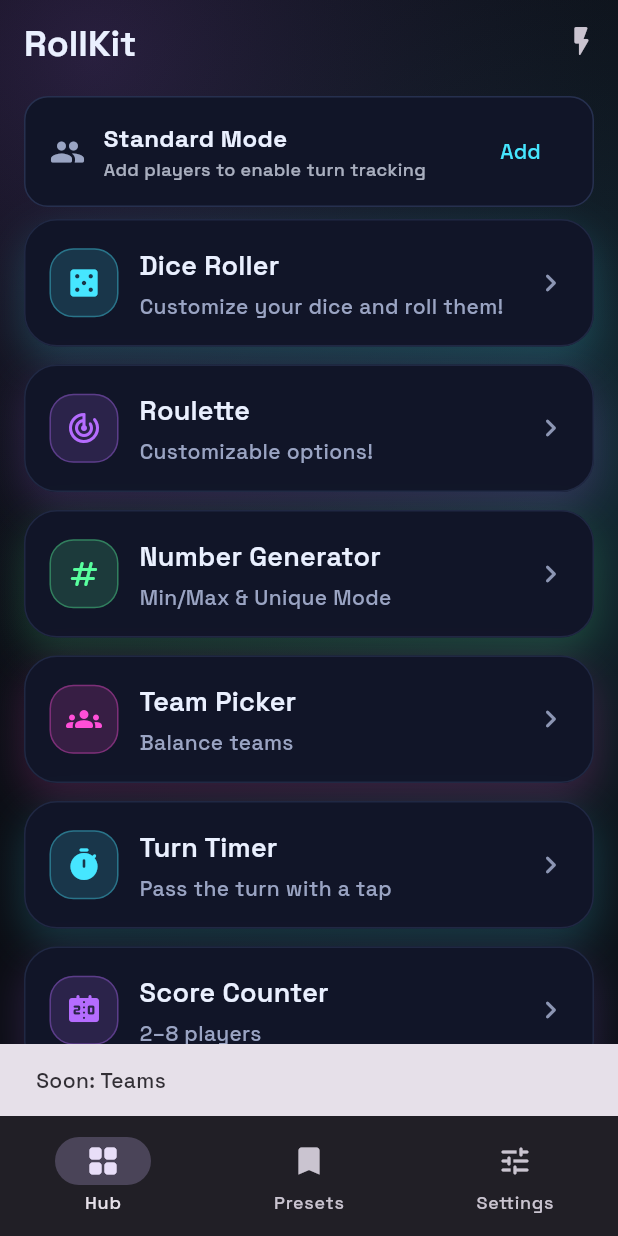
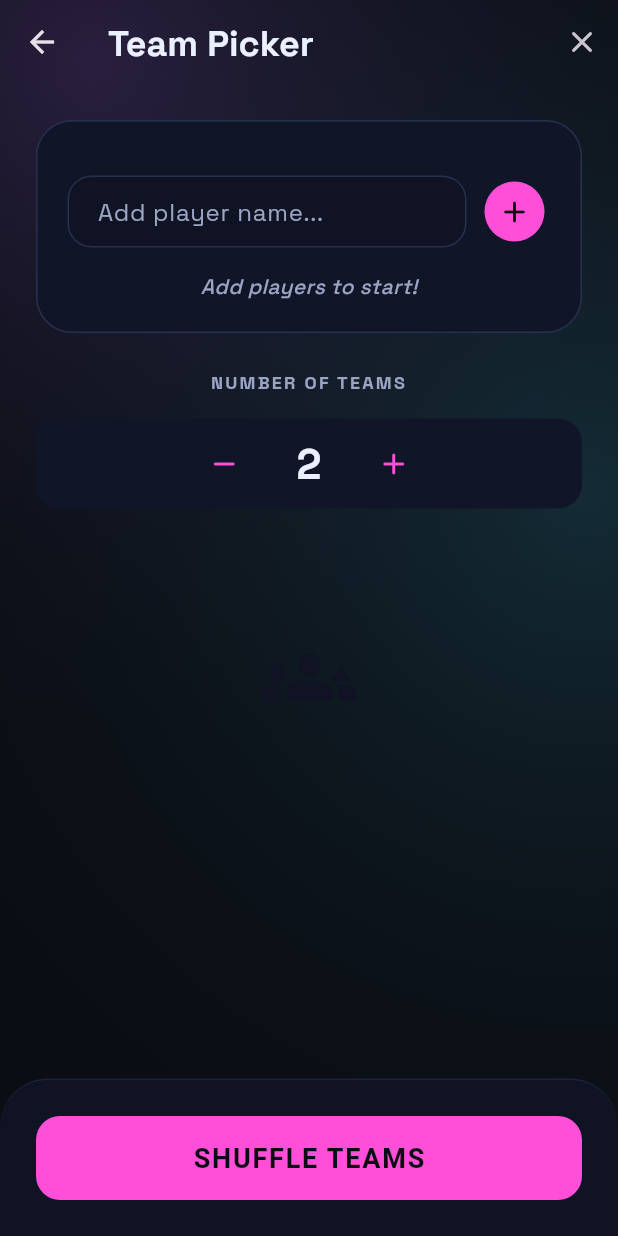
Before and after one commit to Mvrancic/Randomzzz, a Flutter app: the screen it shows after launch, after a tap on "Team Picker", on a phone screen of 412 x 824 dp. Run offline on Flutter 3.47's test engine with Material 3 defaults, Android fonts, the phone set to English and light mode, and no system bars; drawn by our look-alikes of flutter_animate; our stand-ins replace flutter_riverpod, go_router, google_fonts.

Commit message:
Team picker first impl. 2-6 teams, game night players, shuffle

```diff
--- a/rollkit/lib/core/router/app_router.dart
+++ b/rollkit/lib/core/router/app_router.dart
@@ -5,6 +5,7 @@ import '../../features/home/presentation/home_screen.dart';
 import '../../features/presets/presentation/presets_screen.dart';
 import '../../features/roulette/presentation/roulette_screen.dart';
 import '../../features/rng/presentation/rng_screen.dart';
+import '../../features/teams/presentation/team_picker_screen.dart';
 import '../../features/settings/presentation/settings_screen.dart';
 import '../../features/dice/presentation/dice_screen.dart';
 
@@ -40,6 +41,10 @@ class AppRouter {
       GoRoute(
         path: '/rng',
         builder: (context, state) => const RngScreen(),
+      ),
+      GoRoute(
+        path: '/teams',
+        builder: (context, state) => const TeamPickerScreen(),
       ),
     ],
   );
--- a/rollkit/lib/features/home/presentation/home_screen.dart
+++ b/rollkit/lib/features/home/presentation/home_screen.dart
@@ -46,9 +46,7 @@ class HomeScreen extends StatelessWidget {
         subtitle: 'Balance teams',
         accent: AppColors.neonPink,
         onTap: () {
-          ScaffoldMessenger.of(context).showSnackBar(
-            const SnackBar(content: Text('Soon: Teams')),
-          );
+          context.push('/teams');
         },
       ),
       _HubItem(
--- /dev/null
+++ b/rollkit/lib/features/teams/presentation/team_picker_screen.dart
@@ -0,0 +1,326 @@
+import 'package:flutter/material.dart';
+import 'package:flutter_riverpod/flutter_riverpod.dart';
+import 'package:go_router/go_router.dart';
+import '../../../../core/theme/colors.dart';
+import '../../../../shared/widgets/neon_scaffold.dart';
+import '../../players/data/players_controller.dart';
+import '../data/team_picker_controller.dart';
+
+class TeamPickerScreen extends ConsumerStatefulWidget {
+  const TeamPickerScreen({super.key});
+
+  @override
+  ConsumerState<TeamPickerScreen> createState() => _TeamPickerScreenState();
+}
+
+class _TeamPickerScreenState extends ConsumerState<TeamPickerScreen> {
+  final TextEditingController _playerController = TextEditingController();
+
+  @override
+  void dispose() {
+    _playerController.dispose();
+    super.dispose();
+  }
+
+  @override
+  Widget build(BuildContext context) {
+    final state = ref.watch(teamPickerControllerProvider);
+    final controller = ref.read(teamPickerControllerProvider.notifier);
+    final playersState = ref.watch(playersControllerProvider);
+
+    // Auto-reset results if input changes? Maybe not necessary.
+
+    return NeonScaffold(
+      title: 'Team Picker',
+      actions: [
+        IconButton(
+          onPressed: () => context.pop(),
+          icon: const Icon(Icons.close_rounded),
+        ),
+      ],
+      child: Column(
+        children: [
+          Expanded(
+            child: SingleChildScrollView(
+              padding: const EdgeInsets.all(24),
+              child: Column(
+                crossAxisAlignment: CrossAxisAlignment.stretch,
+                children: [
+                   // Input Section
+                  Container(
+                    padding: const EdgeInsets.all(20),
+                    decoration: BoxDecoration(
+                      color: AppColors.panel,
+                      borderRadius: BorderRadius.circular(24),
+                      border: Border.all(color: AppColors.border),
+                    ),
+                    child: Column(
+                      children: [
+                        // Toggle Source
+                         if (playersState.players.isNotEmpty)
+                          Row(
+                            mainAxisAlignment: MainAxisAlignment.spaceBetween,
+                            children: [
+                               const Text(
+                                'Use Game Night Players',
+                                style: TextStyle(fontWeight: FontWeight.bold),
+                              ),
+                               Switch(
+                                value: state.usePlayers,
+                                onChanged: controller.toggleUsePlayers,
+                                activeTrackColor: AppColors.neonPink,
+                                activeThumbColor: AppColors.bg,
+                                inactiveThumbColor: AppColors.textSecondary,
+                                inactiveTrackColor: AppColors.panel2,
+                              ),
+                            ],
+                          ),
+
+                        if (state.usePlayers && playersState.players.isNotEmpty) ...[
+                          const SizedBox(height: 16),
+                          Wrap(
+                            spacing: 8,
+                            runSpacing: 8,
+                            children: playersState.players.map((p) => Chip(
+                              label: Text(p.name),
+                              backgroundColor: AppColors.panel2,
+                              side: BorderSide.none,
+                              labelStyle: const TextStyle(fontSize: 12),
+                            )).toList(),
+                          ),
+                        ] else ...[
+                          // Manual Input
+                          const SizedBox(height: 16),
+                          Row(
+                            children: [
+                              Expanded(
+                                child: TextField(
+                                  controller: _playerController,
+                                  decoration: InputDecoration(
+                                    hintText: 'Add player name...',
+                                    filled: true,
+                                    fillColor: AppColors.panel2,
+                                    border: OutlineInputBorder(
+                                      borderRadius: BorderRadius.circular(12),
+                                      borderSide: BorderSide.none,
+                                    ),
+                                    contentPadding: const EdgeInsets.symmetric(horizontal: 16),
+                                  ),
+                                  onSubmitted: (val) {
+                                    controller.addManualPlayer(val);
+                                    _playerController.clear();
+                                  },
+                                ),
+                              ),
+                              const SizedBox(width: 8),
+                              IconButton.filled(
+                                onPressed: () {
+                                  controller.addManualPlayer(_playerController.text);
+                                  _playerController.clear();
+                                },
+                                icon: const Icon(Icons.add_rounded),
+                                style: IconButton.styleFrom(
+                                  backgroundColor: AppColors.neonPink,
+                                  foregroundColor: AppColors.bg,
+                                ),
+                              ),
+                            ],
+                          ),
+                          const SizedBox(height: 16),
+                           if (state.manualPlayers.isEmpty)
+                            const Text(
+                              'Add players to start!',
+                              style: TextStyle(color: AppColors.muted, fontStyle: FontStyle.italic),
+                            )
+                           else
+                            Wrap(
+                              spacing: 8,
+                              runSpacing: 8,
+                              children: state.manualPlayers.asMap().entries.map((entry) {
+                                return Chip(
+                                  label: Text(entry.value),
+                                  onDeleted: () => controller.removeManualPlayer(entry.key),
+                                  backgroundColor: AppColors.panel2,
+                                  side: BorderSide.none,
+                                  deleteIconColor: AppColors.danger,
+                                  labelStyle: const TextStyle(fontSize: 12),
+                                );
+                              }).toList(),
+                            ),
+                        ],
+                      ],
+                    ),
+                  ),
+
+                  const SizedBox(height: 24),
+
+                  // Team Count Selection
+                  const Text(
+                    'NUMBER OF TEAMS',
+                    textAlign: TextAlign.center,
+                    style: TextStyle(
+                      color: AppColors.muted,
+                      fontSize: 12,
+                      fontWeight: FontWeight.bold,
+                      letterSpacing: 1.5
+                    ),
+                  ),
+                  const SizedBox(height: 16),
+                  Container(
+                     height: 60,
+                     decoration: BoxDecoration(
+                       color: AppColors.panel,
+                       borderRadius: BorderRadius.circular(16),
+                     ),
+                     child: Row(
+                       mainAxisAlignment: MainAxisAlignment.center,
+                       children: [
+                         IconButton(
+                           onPressed: () => controller.setTeamCount(state.teamCount - 1),
+                           icon: const Icon(Icons.remove_rounded),
+                           color: AppColors.neonPink,
+                         ),
+                         const SizedBox(width: 24),
+                         Text(
+                           state.teamCount.toString(),
+                           style: const TextStyle(
+                             fontSize: 28,
+                             fontWeight: FontWeight.bold,
+                             color: AppColors.text,
+                           ),
+                         ),
+                          const SizedBox(width: 24),
+                          IconButton(
+                           onPressed: () => controller.setTeamCount(state.teamCount + 1),
+                           icon: const Icon(Icons.add_rounded),
+                           color: AppColors.neonPink,
+                         ),
+                       ],
+                     ),
+                  ),
+
+                  const SizedBox(height: 32),
+
+                  // RESULTS
+                  if (state.teams != null) ...[
+                    const Divider(color: AppColors.border),
+                    const SizedBox(height: 24),
+                     GridView.builder(
+                        shrinkWrap: true,
+                        physics: const NeverScrollableScrollPhysics(),
+                        gridDelegate: const SliverGridDelegateWithFixedCrossAxisCount(
+                          crossAxisCount: 2,
+                          crossAxisSpacing: 16,
+                          mainAxisSpacing: 16,
+                          childAspectRatio: 0.8,
+                        ),
+                        itemCount: state.teams!.length,
+                        itemBuilder: (context, index) {
+                          final team = state.teams![index];
+                          return Container(
+                            decoration: BoxDecoration(
+                              color: AppColors.panel, // Or cycle colors?
+                              borderRadius: BorderRadius.circular(20),
+                              border: Border.all(
+                                color: _getTeamColor(index).withValues(alpha: 0.5),
+                                width: 2,
+                              ),
+                            ),
+                            child: Column(
+                              children: [
+                                Container(
+                                  width: double.infinity,
+                                  padding: const EdgeInsets.symmetric(vertical: 8),
+                                  decoration: BoxDecoration(
+                                     color: _getTeamColor(index).withValues(alpha: 0.2),
+                                     borderRadius: const BorderRadius.vertical(top: Radius.circular(18)),
+                                  ),
+                                  child: Text(
+                                    'Team ${index + 1}',
+                                    textAlign: TextAlign.center,
+                                    style: TextStyle(
+                                      color: _getTeamColor(index),
+                                      fontWeight: FontWeight.bold,
+                                    ),
+                                  ),
+                                ),
+                                Expanded(
+                                  child: ListView.separated(
+                                    padding: const EdgeInsets.all(12),
+                                    itemCount: team.length,
+                                    separatorBuilder: (_,__) => const Divider(height: 8, color: Colors.transparent),
+                                    itemBuilder: (context, pIndex) {
+                                      return Text(
+                                        team[pIndex],
+                                        textAlign: TextAlign.center,
+                                        style: const TextStyle(fontSize: 14),
+                                      );
+                                    },
+                                  ),
+                                ),
+                              ],
+                            ),
+                          );
+                        },
+                     ),
+                  ] else ...[
+                     const SizedBox(height: 48),
+                     const Center(
+                       child: Icon(Icons.groups_3_rounded, size: 64, color: AppColors.panel2),
+                     ),
+                  ],
+                ],
+              ),
+            ),
+          ),
+
+          // Generate Button
+          Container(
+            padding: const EdgeInsets.all(24),
+            decoration: BoxDecoration(
+              color: AppColors.panel2,
+              borderRadius: const BorderRadius.vertical(top: Radius.circular(32)),
+              border: Border(top: BorderSide(color: AppColors.border.withValues(alpha: 0.5))),
+            ),
+            child: SafeArea(
+              child: SizedBox(
+                width: double.infinity,
+                height: 56,
+                child: ElevatedButton(
+                  style: ElevatedButton.styleFrom(
+                    backgroundColor: AppColors.neonPink,
+                    foregroundColor: AppColors.bg,
+                    shape: RoundedRectangleBorder(
+                      borderRadius: BorderRadius.circular(16),
+                    ),
+                    elevation: 0,
+                    shadowColor: AppColors.neonPink.withValues(alpha: 0.5),
+                    textStyle: const TextStyle(
+                      fontSize: 18,
+                      fontWeight: FontWeight.bold,
+                      letterSpacing: 1.2,
+                    ),
+                  ),
+                  onPressed: controller.generateTeams,
+                  child: const Text('SHUFFLE TEAMS'),
+                ),
+              ),
+            ),
+          ),
+        ],
+      ),
+    );
+  }
+
+  Color _getTeamColor(int index) {
+    const colors = [
+      AppColors.neonCyan,
+      AppColors.neonGreen,
+      AppColors.neonPink,
+      AppColors.neonPurple,
+      Color(0xFFFFD740),
+      Color(0xFFFF6E40),
+    ];
+    return colors[index % colors.length];
+  }
+}
```
Also changed, not shown: rollkit/lib/features/teams/data/team_picker_controller.dart (added, +82 -0 lines), rollkit/lib/features/teams/domain/team_picker_state.dart (added, +31 -0 lines).
